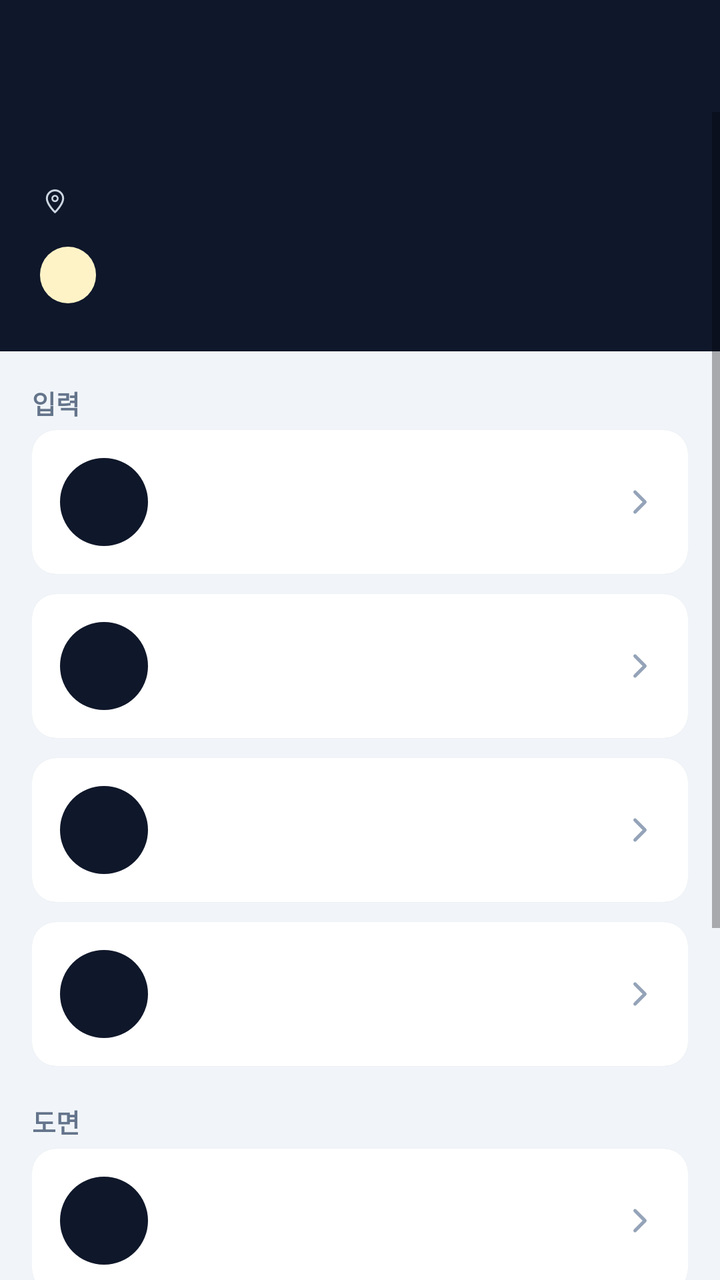
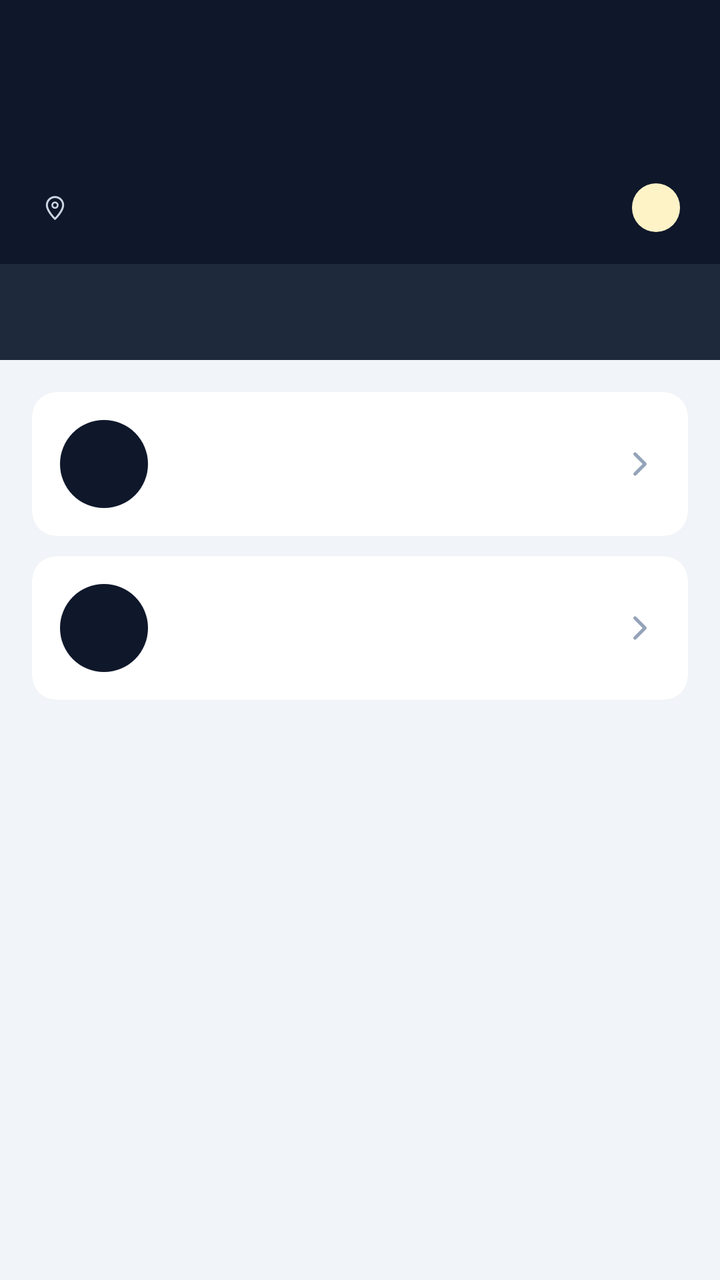

Screens rendered from an Android XML layout before and after an edit, with the pre-edit source and the edit as a unified diff.
<!-- AndroidManifest.xml: activity theme Theme.Jijang -->
<!-- res/layout/activity_case_detail.xml -->
<?xml version="1.0" encoding="utf-8"?>
<LinearLayout xmlns:android="http://schemas.android.com/apk/res/android"
    xmlns:app="http://schemas.android.com/apk/res-auto"
    android:layout_width="match_parent"
    android:layout_height="match_parent"
    android:orientation="vertical"
    android:background="@color/background">

    <androidx.appcompat.widget.Toolbar
        android:id="@+id/toolbar"
        android:layout_width="match_parent"
        android:layout_height="?attr/actionBarSize"
        android:background="@color/primary"
        app:titleTextColor="@color/on_primary" />

    <ScrollView
        android:layout_width="match_parent"
        android:layout_height="match_parent"
        android:clipToPadding="false"
        android:paddingBottom="24dp">

        <LinearLayout
            android:layout_width="match_parent"
            android:layout_height="wrap_content"
            android:orientation="vertical">

            
            <LinearLayout
                android:layout_width="match_parent"
                android:layout_height="wrap_content"
                android:background="@color/primary"
                android:orientation="vertical"
                android:paddingHorizontal="20dp"
                android:paddingTop="4dp"
                android:paddingBottom="24dp">

                <TextView
                    android:id="@+id/textCaseName"
                    android:layout_width="match_parent"
                    android:layout_height="wrap_content"
                    android:textColor="@color/on_primary"
                    android:textSize="19sp"
                    android:textStyle="bold" />

                <LinearLayout
                    android:layout_width="match_parent"
                    android:layout_height="wrap_content"
                    android:layout_marginTop="6dp"
                    android:gravity="center_vertical"
                    android:orientation="horizontal">

                    <ImageView
                        android:layout_width="15dp"
                        android:layout_height="15dp"
                        android:contentDescription="@null"
                        android:src="@drawable/ic_location_pin"
                        app:tint="@color/on_primary_muted" />

                    <TextView
                        android:id="@+id/textSiteAddress"
                        android:layout_width="0dp"
                        android:layout_height="wrap_content"
                        android:layout_marginStart="6dp"
                        android:layout_weight="1"
                        android:textColor="@color/on_primary_muted"
                        android:textSize="13sp" />
                </LinearLayout>

                <TextView
                    android:id="@+id/textStatusChip"
                    android:layout_width="wrap_content"
                    android:layout_height="wrap_content"
                    android:layout_marginTop="14dp"
                    android:background="@drawable/bg_status_chip"
                    android:paddingHorizontal="14dp"
                    android:paddingVertical="6dp"
                    android:textSize="12sp"
                    android:textStyle="bold" />
            </LinearLayout>

            
            <LinearLayout
                android:layout_width="match_parent"
                android:layout_height="wrap_content"
                android:orientation="vertical"
                android:padding="16dp">

                <TextView style="@style/SubHeader" android:text="입력" android:layout_marginTop="0dp" />

                <androidx.cardview.widget.CardView
                    android:id="@+id/buttonEditChecklist"
                    android:layout_width="match_parent"
                    android:layout_height="wrap_content"
                    android:layout_marginBottom="10dp"
                    android:clickable="true"
                    android:focusable="true"
                    android:foreground="?attr/selectableItemBackground"
                    app:cardCornerRadius="@dimen/card_radius"
                    app:cardElevation="@dimen/card_elevation">

                    <include layout="@layout/item_menu_row"
                        android:id="@+id/rowChecklist" />
                </androidx.cardview.widget.CardView>

                <androidx.cardview.widget.CardView
                    android:id="@+id/buttonManagePhotos"
                    android:layout_width="match_parent"
                    android:layout_height="wrap_content"
                    android:layout_marginBottom="10dp"
                    android:clickable="true"
                    android:focusable="true"
                    android:foreground="?attr/selectableItemBackground"
                    app:cardCornerRadius="@dimen/card_radius"
                    app:cardElevation="@dimen/card_elevation">

                    <include layout="@layout/item_menu_row"
                        android:id="@+id/rowPhotos" />
                </androidx.cardview.widget.CardView>

                <androidx.cardview.widget.CardView
                    android:id="@+id/buttonWorkQuantity"
                    android:layout_width="match_parent"
                    android:layout_height="wrap_content"
                    android:layout_marginBottom="10dp"
                    android:clickable="true"
                    android:focusable="true"
                    android:foreground="?attr/selectableItemBackground"
                    app:cardCornerRadius="@dimen/card_radius"
                    app:cardElevation="@dimen/card_elevation">

                    <include layout="@layout/item_menu_row"
                        android:id="@+id/rowWorkQuantity" />
                </androidx.cardview.widget.CardView>

                <androidx.cardview.widget.CardView
                    android:id="@+id/buttonRouteSegments"
                    android:layout_width="match_parent"
                    android:layout_height="wrap_content"
                    android:layout_marginBottom="10dp"
                    android:clickable="true"
                    android:focusable="true"
                    android:foreground="?attr/selectableItemBackground"
                    app:cardCornerRadius="@dimen/card_radius"
                    app:cardElevation="@dimen/card_elevation">

                    <include layout="@layout/item_menu_row"
                        android:id="@+id/rowRouteSegments" />
                </androidx.cardview.widget.CardView>

                <TextView style="@style/SubHeader" android:text="도면" />

                <androidx.cardview.widget.CardView
                    android:id="@+id/buttonEditBefore"
                    android:layout_width="match_parent"
                    android:layout_height="wrap_content"
                    android:layout_marginBottom="10dp"
                    android:clickable="true"
                    android:focusable="true"
                    android:foreground="?attr/selectableItemBackground"
                    app:cardCornerRadius="@dimen/card_radius"
                    app:cardElevation="@dimen/card_elevation">

                    <include layout="@layout/item_menu_row"
                        android:id="@+id/rowDiagramBefore" />
                </androidx.cardview.widget.CardView>

                <androidx.cardview.widget.CardView
                    android:id="@+id/buttonEditAfter"
                    android:layout_width="match_parent"
                    android:layout_height="wrap_content"
                    android:layout_marginBottom="10dp"
                    android:clickable="true"
                    android:focusable="true"
                    android:foreground="?attr/selectableItemBackground"
                    app:cardCornerRadius="@dimen/card_radius"
                    app:cardElevation="@dimen/card_elevation">

                    <include layout="@layout/item_menu_row"
                        android:id="@+id/rowDiagramAfter" />
                </androidx.cardview.widget.CardView>

                <TextView style="@style/SubHeader" android:text="완료" />

                <androidx.cardview.widget.CardView
                    android:id="@+id/buttonExportExcel"
                    android:layout_width="match_parent"
                    android:layout_height="wrap_content"
                    android:clickable="true"
                    android:focusable="true"
                    android:foreground="?attr/selectableItemBackground"
                    app:cardBackgroundColor="@color/status_ok"
                    app:cardCornerRadius="@dimen/card_radius"
                    app:cardElevation="2dp">

                    <include layout="@layout/item_menu_row"
                        android:id="@+id/rowExport" />
                </androidx.cardview.widget.CardView>

            </LinearLayout>
        </LinearLayout>
    </ScrollView>
</LinearLayout>
<!-- res/layout/item_menu_row.xml (included above) -->
<?xml version="1.0" encoding="utf-8"?>
<LinearLayout xmlns:android="http://schemas.android.com/apk/res/android"
    android:layout_width="match_parent"
    android:layout_height="wrap_content"
    android:orientation="horizontal"
    android:gravity="center_vertical"
    android:padding="14dp">

    <ImageView
        android:id="@+id/imageIcon"
        android:layout_width="44dp"
        android:layout_height="44dp"
        android:background="@drawable/bg_icon_badge"
        android:contentDescription="@null"
        android:padding="11dp" />

    <LinearLayout
        android:layout_width="0dp"
        android:layout_height="wrap_content"
        android:layout_marginStart="14dp"
        android:layout_weight="1"
        android:orientation="vertical">

        <TextView
            android:id="@+id/textTitle"
            android:layout_width="match_parent"
            android:layout_height="wrap_content"
            android:textColor="@color/text_primary"
            android:textSize="15.5sp"
            android:textStyle="bold" />

        <TextView
            android:id="@+id/textSubtitle"
            android:layout_width="match_parent"
            android:layout_height="wrap_content"
            android:layout_marginTop="2dp"
            android:textColor="@color/text_secondary"
            android:textSize="12.5sp" />
    </LinearLayout>

    <ImageView
        android:layout_width="20dp"
        android:layout_height="20dp"
        android:contentDescription="@null"
        android:src="@drawable/ic_chevron_right" />
</LinearLayout>
<!-- resources referenced by this layout -->
<resources>
  <color name="background">#F1F5F9</color>
  <color name="on_primary">#FFFFFF</color>
  <color name="on_primary_muted">#CBD5E1</color>
  <color name="primary">#0F172A</color>
  <color name="status_ok">#059669</color>
  <color name="text_primary">#1E293B</color>
  <color name="text_secondary">#64748B</color>
  <dimen name="card_elevation">1dp</dimen>
  <dimen name="card_radius">12dp</dimen>
  <!-- drawable bg_icon_badge (drawable) -->
  <?xml version="1.0" encoding="utf-8"?>
  <shape xmlns:android="http://schemas.android.com/apk/res/android"
      android:shape="oval">
      <solid android:color="@color/primary" />
  </shape>
  <!-- drawable bg_status_chip (drawable) -->
  <?xml version="1.0" encoding="utf-8"?>
  <shape xmlns:android="http://schemas.android.com/apk/res/android">
      <solid android:color="@color/status_draft_bg" />
      <corners android:radius="20dp" />
  </shape>
  <!-- drawable ic_chevron_right (drawable) -->
  <vector xmlns:android="http://schemas.android.com/apk/res/android"
      android:width="24dp"
      android:height="24dp"
      android:viewportWidth="24"
      android:viewportHeight="24">
      <path
          android:pathData="M9,6 L15,12 L9,18"
          android:strokeColor="@color/icon_muted"
          android:strokeWidth="2"
          android:strokeLineCap="round"
          android:strokeLineJoin="round"
          android:fillColor="#00000000" />
  </vector>
  <style name="SubHeader">
          <item name="android:layout_width">match_parent</item>
          <item name="android:layout_height">wrap_content</item>
          <item name="android:layout_marginTop">8dp</item>
          <item name="android:layout_marginBottom">4dp</item>
          <item name="android:textColor">@color/text_secondary</item>
          <item name="android:textSize">13sp</item>
          <item name="android:textStyle">bold</item>
      </style>
  <color name="status_draft_bg">#FEF3C7</color>
  <color name="icon_muted">#94A3B8</color>
  <color name="primary_dark">#020617</color>
  <color name="accent">#2563EB</color>
  <color name="on_accent">#FFFFFF</color>
  <style name="ShapeAppearance.Jijang.SmallComponent" parent="ShapeAppearance.MaterialComponents.SmallComponent">
          <item name="cornerSize">@dimen/button_radius</item>
      </style>
  <style name="Widget.Jijang.Button" parent="Widget.MaterialComponents.Button">
          <item name="backgroundTint">@color/accent</item>
          <item name="android:textColor">@color/on_accent</item>
          <item name="android:textAllCaps">false</item>
          <item name="android:textSize">15sp</item>
          <item name="android:minHeight">@dimen/button_height</item>
          <item name="cornerRadius">@dimen/button_radius</item>
          <item name="android:letterSpacing">0</item>
      </style>
  <style name="Widget.Jijang.Button.Outlined" parent="Widget.MaterialComponents.Button.OutlinedButton">
          <item name="android:textColor">@color/primary</item>
          <item name="strokeColor">@color/primary</item>
          <item name="android:textAllCaps">false</item>
          <item name="android:textSize">15sp</item>
          <item name="android:minHeight">@dimen/button_height</item>
          <item name="cornerRadius">@dimen/button_radius</item>
          <item name="android:letterSpacing">0</item>
      </style>
  <style name="Widget.Jijang.Button.Text" parent="Widget.MaterialComponents.Button.TextButton">
          <item name="android:textColor">@color/accent_dark</item>
          <item name="android:textAllCaps">false</item>
          <item name="android:letterSpacing">0</item>
      </style>
  <dimen name="button_radius">10dp</dimen>
  <dimen name="button_height">48dp</dimen>
  <color name="accent_dark">#1D4ED8</color>
  <!-- unchanged entries left out for length: 2 -->
</resources>

<!-- the commit's change to res/layout/activity_case_detail.xml (unified diff, before → after) -->
@@ -32,7 +32,7 @@
                 android:orientation="vertical"
                 android:paddingHorizontal="20dp"
                 android:paddingTop="4dp"
-                android:paddingBottom="24dp">
+                android:paddingBottom="16dp">
 
                 <TextView
                     android:id="@+id/textCaseName"
@@ -64,139 +64,203 @@
                         android:layout_weight="1"
                         android:textColor="@color/on_primary_muted"
                         android:textSize="13sp" />
-                </LinearLayout>
-
-                <TextView
-                    android:id="@+id/textStatusChip"
-                    android:layout_width="wrap_content"
-                    android:layout_height="wrap_content"
-                    android:layout_marginTop="14dp"
-                    android:background="@drawable/bg_status_chip"
-                    android:paddingHorizontal="14dp"
-                    android:paddingVertical="6dp"
-                    android:textSize="12sp"
-                    android:textStyle="bold" />
+
+                    <TextView
+                        android:id="@+id/textStatusChip"
+                        android:layout_width="wrap_content"
+                        android:layout_height="wrap_content"
+                        android:background="@drawable/bg_status_chip"
+                        android:paddingHorizontal="12dp"
+                        android:paddingVertical="4dp"
+                        android:textSize="12sp"
+                        android:textStyle="bold" />
+                </LinearLayout>
             </LinearLayout>
 
             
-            <LinearLayout
+            <com.google.android.material.tabs.TabLayout
+                android:id="@+id/tabLayout"
                 android:layout_width="match_parent"
                 android:layout_height="wrap_content"
-                android:orientation="vertical"
-                android:padding="16dp">
-
-                <TextView style="@style/SubHeader" android:text="입력" android:layout_marginTop="0dp" />
-
-                <androidx.cardview.widget.CardView
-                    android:id="@+id/buttonEditChecklist"
-                    android:layout_width="match_parent"
-                    android:layout_height="wrap_content"
-                    android:layout_marginBottom="10dp"
-                    android:clickable="true"
-                    android:focusable="true"
-                    android:foreground="?attr/selectableItemBackground"
-                    app:cardCornerRadius="@dimen/card_radius"
-                    app:cardElevation="@dimen/card_elevation">
-
-                    <include layout="@layout/item_menu_row"
-                        android:id="@+id/rowChecklist" />
-                </androidx.cardview.widget.CardView>
-
-                <androidx.cardview.widget.CardView
-                    android:id="@+id/buttonManagePhotos"
-                    android:layout_width="match_parent"
-                    android:layout_height="wrap_content"
-                    android:layout_marginBottom="10dp"
-                    android:clickable="true"
-                    android:focusable="true"
-                    android:foreground="?attr/selectableItemBackground"
-                    app:cardCornerRadius="@dimen/card_radius"
-                    app:cardElevation="@dimen/card_elevation">
-
-                    <include layout="@layout/item_menu_row"
-                        android:id="@+id/rowPhotos" />
-                </androidx.cardview.widget.CardView>
-
-                <androidx.cardview.widget.CardView
-                    android:id="@+id/buttonWorkQuantity"
-                    android:layout_width="match_parent"
-                    android:layout_height="wrap_content"
-                    android:layout_marginBottom="10dp"
-                    android:clickable="true"
-                    android:focusable="true"
-                    android:foreground="?attr/selectableItemBackground"
-                    app:cardCornerRadius="@dimen/card_radius"
-                    app:cardElevation="@dimen/card_elevation">
-
-                    <include layout="@layout/item_menu_row"
-                        android:id="@+id/rowWorkQuantity" />
-                </androidx.cardview.widget.CardView>
-
-                <androidx.cardview.widget.CardView
-                    android:id="@+id/buttonRouteSegments"
-                    android:layout_width="match_parent"
-                    android:layout_height="wrap_content"
-                    android:layout_marginBottom="10dp"
-                    android:clickable="true"
-                    android:focusable="true"
-                    android:foreground="?attr/selectableItemBackground"
-                    app:cardCornerRadius="@dimen/card_radius"
-                    app:cardElevation="@dimen/card_elevation">
-
-                    <include layout="@layout/item_menu_row"
-                        android:id="@+id/rowRouteSegments" />
-                </androidx.cardview.widget.CardView>
-
-                <TextView style="@style/SubHeader" android:text="도면" />
-
-                <androidx.cardview.widget.CardView
-                    android:id="@+id/buttonEditBefore"
-                    android:layout_width="match_parent"
-                    android:layout_height="wrap_content"
-                    android:layout_marginBottom="10dp"
-                    android:clickable="true"
-                    android:focusable="true"
-                    android:foreground="?attr/selectableItemBackground"
-                    app:cardCornerRadius="@dimen/card_radius"
-                    app:cardElevation="@dimen/card_elevation">
-
-                    <include layout="@layout/item_menu_row"
-                        android:id="@+id/rowDiagramBefore" />
-                </androidx.cardview.widget.CardView>
-
-                <androidx.cardview.widget.CardView
-                    android:id="@+id/buttonEditAfter"
-                    android:layout_width="match_parent"
-                    android:layout_height="wrap_content"
-                    android:layout_marginBottom="10dp"
-                    android:clickable="true"
-                    android:focusable="true"
-                    android:foreground="?attr/selectableItemBackground"
-                    app:cardCornerRadius="@dimen/card_radius"
-                    app:cardElevation="@dimen/card_elevation">
-
-                    <include layout="@layout/item_menu_row"
-                        android:id="@+id/rowDiagramAfter" />
-                </androidx.cardview.widget.CardView>
-
-                <TextView style="@style/SubHeader" android:text="완료" />
-
-                <androidx.cardview.widget.CardView
-                    android:id="@+id/buttonExportExcel"
-                    android:layout_width="match_parent"
-                    android:layout_height="wrap_content"
-                    android:clickable="true"
-                    android:focusable="true"
-                    android:foreground="?attr/selectableItemBackground"
-                    app:cardBackgroundColor="@color/status_ok"
-                    app:cardCornerRadius="@dimen/card_radius"
-                    app:cardElevation="2dp">
-
-                    <include layout="@layout/item_menu_row"
-                        android:id="@+id/rowExport" />
-                </androidx.cardview.widget.CardView>
-
-            </LinearLayout>
+                android:background="@color/tab_bg"
+                app:tabIndicatorColor="@color/accent"
+                app:tabIndicatorHeight="3dp"
+                app:tabMode="fixed"
+                app:tabRippleColor="@null"
+                app:tabSelectedTextColor="@color/tab_selected"
+                app:tabTextAppearance="@style/TextAppearance.Jijang.Tab"
+                app:tabTextColor="@color/icon_muted" />
+
+            <FrameLayout
+                android:layout_width="match_parent"
+                android:layout_height="wrap_content">
+
+                
+                <LinearLayout
+                    android:id="@+id/tabSurvey"
+                    android:layout_width="match_parent"
+                    android:layout_height="wrap_content"
+                    android:orientation="vertical"
+                    android:padding="16dp">
+
+                    <androidx.cardview.widget.CardView
+                        android:id="@+id/buttonEditChecklist"
+                        android:layout_width="match_parent"
+                        android:layout_height="wrap_content"
+                        android:layout_marginBottom="10dp"
+                        android:clickable="true"
+                        android:focusable="true"
+                        android:foreground="?attr/selectableItemBackground"
+                        app:cardCornerRadius="@dimen/card_radius"
+                        app:cardElevation="@dimen/card_elevation">
+
+                        <include
+                            android:id="@+id/rowChecklist"
+                            layout="@layout/item_menu_row" />
+                    </androidx.cardview.widget.CardView>
+
+                    <androidx.cardview.widget.CardView
+                        android:id="@+id/buttonManagePhotos"
+                        android:layout_width="match_parent"
+                        android:layout_height="wrap_content"
+                        android:layout_marginBottom="10dp"
+                        android:clickable="true"
+                        android:focusable="true"
+                        android:foreground="?attr/selectableItemBackground"
+                        app:cardCornerRadius="@dimen/card_radius"
+                        app:cardElevation="@dimen/card_elevation">
+
+                        <include
+                            android:id="@+id/rowPhotos"
+                            layout="@layout/item_menu_row" />
+                    </androidx.cardview.widget.CardView>
+                </LinearLayout>
+
+                
+                <LinearLayout
+                    android:id="@+id/tabDrawing"
+                    android:layout_width="match_parent"
+                    android:layout_height="wrap_content"
+                    android:orientation="vertical"
+                    android:padding="16dp"
+                    android:visibility="gone">
+
+                    <androidx.cardview.widget.CardView
+                        android:id="@+id/buttonRouteSegments"
+                        android:layout_width="match_parent"
+                        android:layout_height="wrap_content"
+                        android:layout_marginBottom="10dp"
+                        android:clickable="true"
+                        android:focusable="true"
+                        android:foreground="?attr/selectableItemBackground"
+                        app:cardCornerRadius="@dimen/card_radius"
+                        app:cardElevation="@dimen/card_elevation">
+
+                        <include
+                            android:id="@+id/rowRouteSegments"
+                            layout="@layout/item_menu_row" />
+                    </androidx.cardview.widget.CardView>
+
+                    <androidx.cardview.widget.CardView
+                        android:id="@+id/buttonEditBefore"
+                        android:layout_width="match_parent"
+                        android:layout_height="wrap_content"
+                        android:layout_marginBottom="10dp"
+                        android:clickable="true"
+                        android:focusable="true"
+                        android:foreground="?attr/selectableItemBackground"
+                        app:cardCornerRadius="@dimen/card_radius"
+                        app:cardElevation="@dimen/card_elevation">
+
+                        <include
+                            android:id="@+id/rowDiagramBefore"
+                            layout="@layout/item_menu_row" />
+                    </androidx.cardview.widget.CardView>
+
+                    <androidx.cardview.widget.CardView
+                        android:id="@+id/buttonEditAfter"
+                        android:layout_width="match_parent"
+                        android:layout_height="wrap_content"
+                        android:layout_marginBottom="10dp"
+                        android:clickable="true"
+                        android:focusable="true"
+                        android:foreground="?attr/selectableItemBackground"
+                        app:cardCornerRadius="@dimen/card_radius"
+                        app:cardElevation="@dimen/card_elevation">
+
+                        <include
+                            android:id="@+id/rowDiagramAfter"
+                            layout="@layout/item_menu_row" />
+                    </androidx.cardview.widget.CardView>
+                </LinearLayout>
+
+                
+                <LinearLayout
+                    android:id="@+id/tabQuantity"
+                    android:layout_width="match_parent"
+                    android:layout_height="wrap_content"
+                    android:orientation="vertical"
+                    android:padding="16dp"
+                    android:visibility="gone">
+
+                    <androidx.cardview.widget.CardView
+                        android:id="@+id/buttonWorkQuantity"
+                        android:layout_width="match_parent"
+                        android:layout_height="wrap_content"
+                        android:layout_marginBottom="10dp"
+                        android:clickable="true"
+                        android:focusable="true"
+                        android:foreground="?attr/selectableItemBackground"
+                        app:cardCornerRadius="@dimen/card_radius"
+                        app:cardElevation="@dimen/card_elevation">
+
+                        <include
+                            android:id="@+id/rowWorkQuantity"
+                            layout="@layout/item_menu_row" />
+                    </androidx.cardview.widget.CardView>
+                </LinearLayout>
+
+                
+                <LinearLayout
+                    android:id="@+id/tabStatus"
+                    android:layout_width="match_parent"
+                    android:layout_height="wrap_content"
+                    android:orientation="vertical"
+                    android:padding="16dp"
+                    android:visibility="gone">
+
+                    <androidx.cardview.widget.CardView
+                        android:layout_width="match_parent"
+                        android:layout_height="wrap_content"
+                        android:layout_marginBottom="12dp"
+                        app:cardCornerRadius="@dimen/card_radius"
+                        app:cardElevation="@dimen/card_elevation">
+
+                        <LinearLayout
+                            android:id="@+id/containerSummary"
+                            android:layout_width="match_parent"
+                            android:layout_height="wrap_content"
+                            android:orientation="vertical"
+                            android:padding="16dp" />
+                    </androidx.cardview.widget.CardView>
+
+                    <androidx.cardview.widget.CardView
+                        android:id="@+id/buttonExportExcel"
+                        android:layout_width="match_parent"
+                        android:layout_height="wrap_content"
+                        android:clickable="true"
+                        android:focusable="true"
+                        android:foreground="?attr/selectableItemBackground"
+                        app:cardBackgroundColor="@color/status_ok"
+                        app:cardCornerRadius="@dimen/card_radius"
+                        app:cardElevation="2dp">
+
+                        <include
+                            android:id="@+id/rowExport"
+                            layout="@layout/item_menu_row" />
+                    </androidx.cardview.widget.CardView>
+                </LinearLayout>
+            </FrameLayout>
         </LinearLayout>
     </ScrollView>
 </LinearLayout>
<!-- resource entries referenced after the edit -->
@@ -5,6 +5,8 @@
   <color name="on_primary_muted">#CBD5E1</color>
   <color name="primary">#0F172A</color>
   <color name="status_ok">#059669</color>
+  <color name="tab_bg">#1E293B</color>
+  <color name="tab_selected">#60A5FA</color>
   <color name="text_primary">#1E293B</color>
   <color name="text_secondary">#64748B</color>
   <dimen name="card_elevation">1dp</dimen>
@@ -35,14 +37,10 @@
           android:strokeLineJoin="round"
           android:fillColor="#00000000" />
   </vector>
-  <style name="SubHeader">
-          <item name="android:layout_width">match_parent</item>
-          <item name="android:layout_height">wrap_content</item>
-          <item name="android:layout_marginTop">8dp</item>
-          <item name="android:layout_marginBottom">4dp</item>
-          <item name="android:textColor">@color/text_secondary</item>
+  <style name="TextAppearance.Jijang.Tab" parent="TextAppearance.Design.Tab">
           <item name="android:textSize">13sp</item>
           <item name="android:textStyle">bold</item>
+          <item name="textAllCaps">false</item>
       </style>
   <color name="status_draft_bg">#FEF3C7</color>
   <color name="icon_muted">#94A3B8</color>
